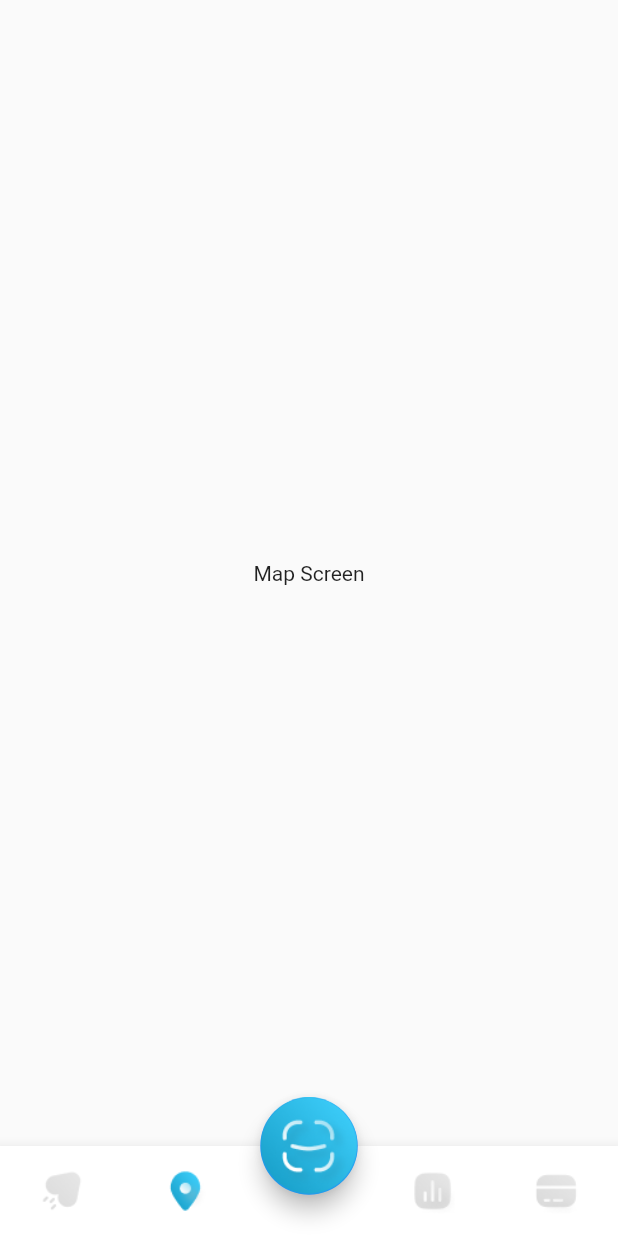
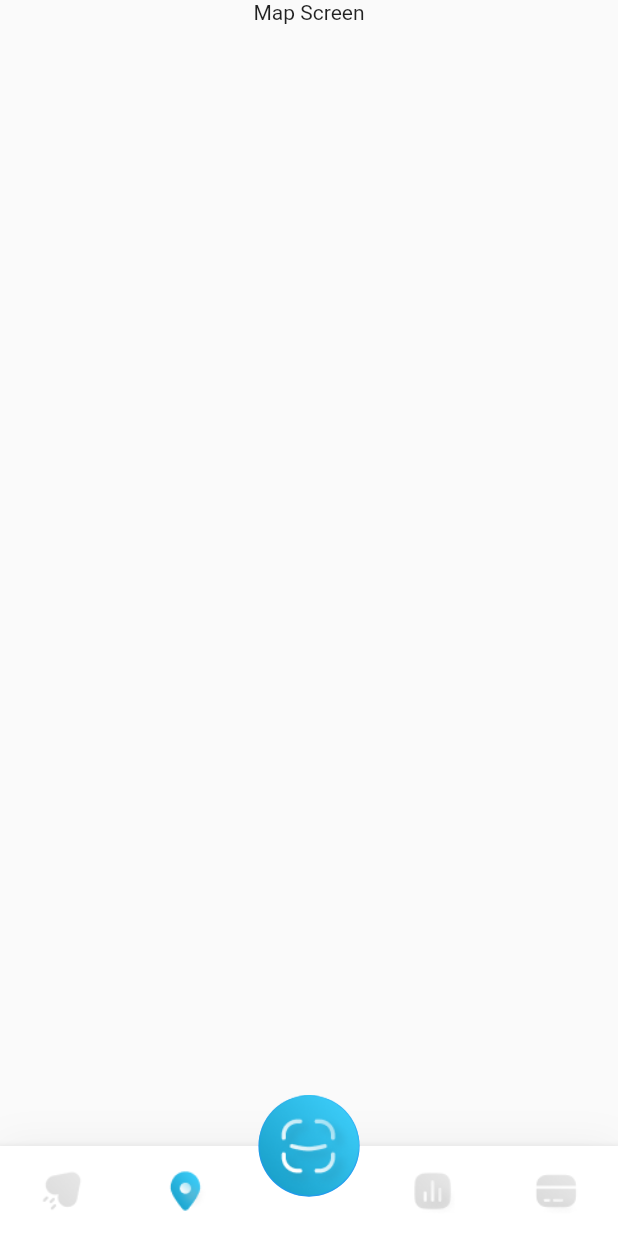
Before and after one commit to jakovmitrovski/tscan-Mobile, a Flutter app: the screen it shows after launch, on a phone screen of 412 x 824 dp. Run offline on Flutter 3.47's test engine with Material 2 defaults, Android fonts, the phone set to English and light mode, and no system bars.

Commit message:
add elevation and button

```diff
--- a/lib/modules/home/screen/home_screen.dart
+++ b/lib/modules/home/screen/home_screen.dart
@@ -67,7 +67,9 @@ class _HomeScreenState extends State<HomeScreen> {
   Widget build(BuildContext context) {
     return SafeArea(
       child: Scaffold(
-        body: IndexedStack(
+        body: Padding(
+          padding: const EdgeInsets.symmetric(horizontal: 25.0),
+          child: IndexedStack(
             children: [
               ExploreScreen(),
               MapScreen(),
@@ -75,6 +77,7 @@ class _HomeScreenState extends State<HomeScreen> {
               WalletScreen()
             ],
             index: currentIndex,
+          ),
         ),
         floatingActionButtonLocation: FloatingActionButtonLocation.centerDocked,
         floatingActionButton: const FloatingMenuButton(),
--- a/lib/modules/map/screen/map_screen.dart
+++ b/lib/modules/map/screen/map_screen.dart
@@ -1,4 +1,7 @@
+import 'package:flutter/cupertino.dart';
 import 'package:flutter/material.dart';
+import 'package:squick/constants/app_constants.dart';
+import 'package:squick/widgets/squick_button.dart';
 
 class MapScreen extends StatefulWidget {
   static const String id = "/map";
@@ -11,13 +14,15 @@ class MapScreen extends StatefulWidget {
 
 class _MapScreenState extends State<MapScreen> {
 
-  int count = 0;
-
   @override
   Widget build(BuildContext context) {
 
     return Container(
-      child: Center(child: Text('Map Screen')),
+      child: Column(
+        children: [
+          Center(child: Text('Map Screen')),
+        ]
+      ),
     );
   }
 }
--- a/lib/widgets/fab.dart
+++ b/lib/widgets/fab.dart
@@ -6,10 +6,11 @@ class FloatingMenuButton extends StatelessWidget {
   @override
   Widget build(BuildContext context) {
     return SizedBox(
-      height: 65.0,
-      width: 65.0,
+      height: 67.5,
+      width: 67.5,
       child: FittedBox(
         child: FloatingActionButton(
+          elevation: 0,
           onPressed: () {},
           child: Image.asset('assets/images/scan_ticket.png'),
         ),
--- a/lib/widgets/menu.dart
+++ b/lib/widgets/menu.dart
@@ -36,8 +36,17 @@ class _MenuState extends State<Menu> {
         : 'assets/images/wallet_inactive.png';
 
 
-    //TODO: ADD ELEVEATION
-    return BottomAppBar(
+    return Container(
+      decoration: BoxDecoration(
+        boxShadow: [
+          BoxShadow(
+            color: Colors.black.withOpacity(0.05),
+            blurRadius: 24,
+          ),
+        ],
+      ),
+      child: BottomAppBar(
+        elevation: 5,
         child: Container(
           color: Colors.white60,
           height: 60,
@@ -102,7 +111,8 @@ class _MenuState extends State<Menu> {
           ],
           ),
         ),
-      notchMargin: 14.0, // TODO: DOZNAJ SO E OVA
+        notchMargin: 14.0,
+      ),
     );
   }
 }
```
Also changed, not shown: lib/constants/app_constants.dart (+68 -68 lines), lib/widgets/squick_button.dart (added, +39 -0 lines), lib/widgets/button_widget.dart (deleted). Lines whose indentation alone changed are shown as unchanged.
